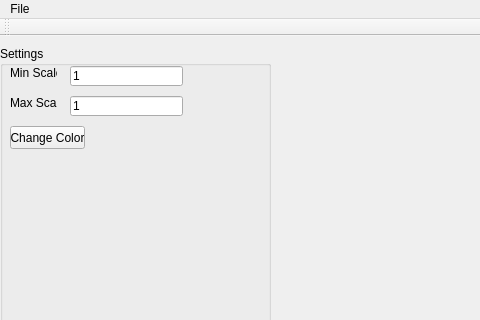
Mogitu/PSI, file EDITOR/mainwindow.ui: the form before one commit; both pictures show x 0 to 480 and y 0 to 320 of the 699 by 566 pixel window.
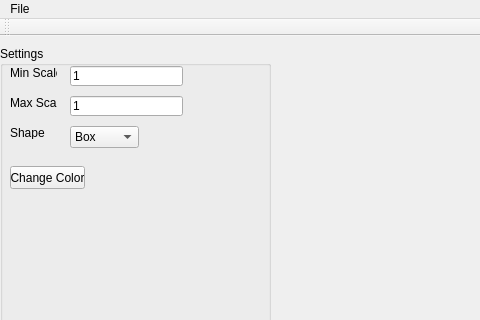
The form after the commit.

What changed in the file:
```diff
--- a/EDITOR/mainwindow.ui
+++ b/EDITOR/mainwindow.ui
@@ -95,7 +95,7 @@
      <property name="geometry">
       <rect>
        <x>10</x>
-       <y>80</y>
+       <y>120</y>
        <width>75</width>
        <height>23</height>
       </rect>
@@ -104,6 +104,44 @@
       <string>Change Color</string>
      </property>
     </widget>
+    <widget class="QComboBox" name="comboBox">
+     <property name="geometry">
+      <rect>
+       <x>70</x>
+       <y>80</y>
+       <width>69</width>
+       <height>22</height>
+      </rect>
+     </property>
+     <item>
+      <property name="text">
+       <string>Box</string>
+      </property>
+     </item>
+     <item>
+      <property name="text">
+       <string>Point</string>
+      </property>
+     </item>
+     <item>
+      <property name="text">
+       <string>Sphere</string>
+      </property>
+     </item>
+    </widget>
+    <widget class="QLabel" name="label_3">
+     <property name="geometry">
+      <rect>
+       <x>10</x>
+       <y>80</y>
+       <width>47</width>
+       <height>13</height>
+      </rect>
+     </property>
+     <property name="text">
+      <string>Shape</string>
+     </property>
+    </widget>
    </widget>
    <widget class="QWidget" name="ParticlePreviewWidget" native="true">
     <property name="geometry">
```
Left out of the diff: 6 changed lines with no effect on the pictures.
